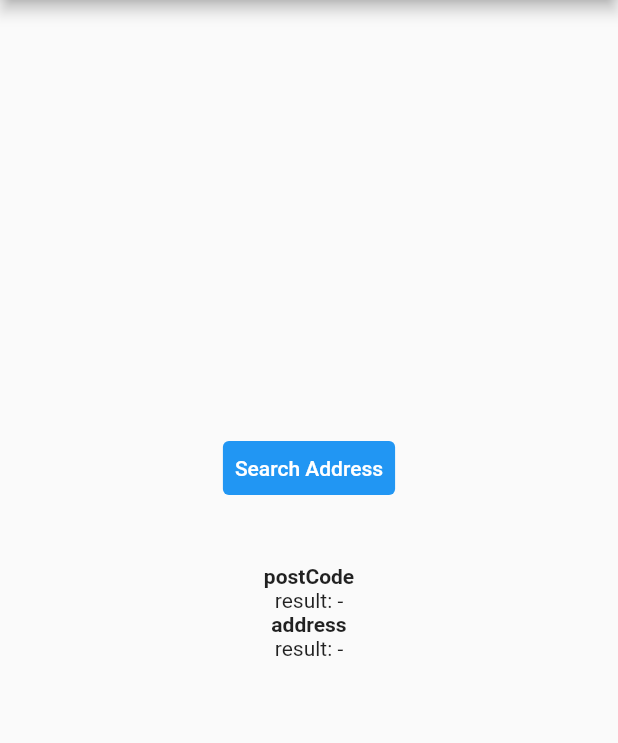
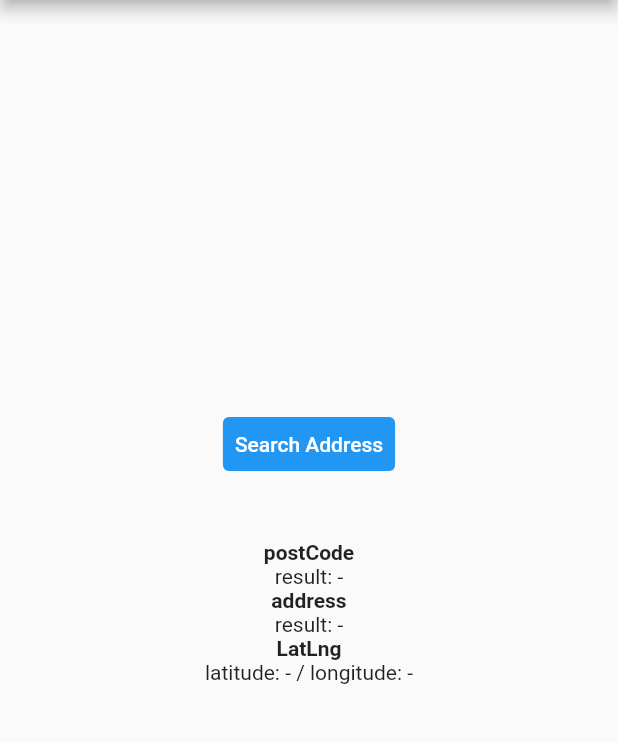
Before and after one commit to TykanN/kpostal, a Flutter app: the screen it shows after launch, on a phone screen of 412 x 824 dp, the part 84-827 px from its top. Run offline on Flutter 3.47's test engine with Material 2 defaults, Android fonts, the phone set to English and light mode, and no system bars; our stand-ins replace geocoding, webview_flutter; missing offline and left inert: flutter_inappwebview.

Commit message:
경위도 지오코딩 추가

```diff
--- a/example/lib/main.dart
+++ b/example/lib/main.dart
@@ -31,6 +31,8 @@ class MyHomePage extends StatefulWidget {
 class _MyHomePageState extends State<MyHomePage> {
   String postCode = '-';
   String address = '-';
+  String latitude = '-';
+  String longitude = '-';
 
   @override
   Widget build(BuildContext context) {
@@ -55,6 +57,8 @@ class _MyHomePageState extends State<MyHomePage> {
                         setState(() {
                           this.postCode = result.postCode;
                           this.address = result.address;
+                          this.latitude = result.latitude.toString();
+                          this.longitude = result.longitude.toString();
                         });
                       },
                     ),
@@ -79,9 +83,12 @@ class _MyHomePageState extends State<MyHomePage> {
                   Text('address',
                       style: TextStyle(fontWeight: FontWeight.bold)),
                   Text('result: ${this.address}'),
+                  Text('LatLng', style: TextStyle(fontWeight: FontWeight.bold)),
+                  Text(
+                      'latitude: ${this.latitude} / longitude: ${this.longitude}'),
                 ],
               ),
-            )
+            ),
           ],
         ),
       ),
--- a/lib/src/kpostal_model.dart
+++ b/lib/src/kpostal_model.dart
@@ -1,3 +1,5 @@
+import 'package:geocoding/geocoding.dart';
+
 class Kpostal {
   /// 국가기초구역번호. 2015년 8월 1일부터 시행된 새 우편번호.
   final String postCode;
@@ -74,6 +76,12 @@ class Kpostal {
   /// 검색 결과에서 사용자가 선택한 주소의 언어 타입: K(한글주소), E(영문주소)
   final String userLanguageType;
 
+  /// 위도
+  late double? latitude;
+
+  /// 경도
+  late double? longitude;
+
   Kpostal({
     required this.postCode,
     required this.address,
@@ -100,6 +108,8 @@ class Kpostal {
     required this.query,
     required this.userSelectedType,
     required this.userLanguageType,
+    this.latitude,
+    this.longitude,
   });
 
   factory Kpostal.fromJson(Map json) => Kpostal(
@@ -130,6 +140,11 @@ class Kpostal {
         userLanguageType: json['userLanguageType'] as String,
       );
 
+  @override
+  String toString() {
+    return "($postCode, $address)";
+  }
+
   /// 유저가 화면에서 선택한 주소를 그대로 return합니다.
   String get userSelectedAddress {
     if (this.userSelectedType == 'J') {
@@ -139,4 +154,7 @@ class Kpostal {
     if (this.userLanguageType == 'E') return this.roadAddressEng;
     return this.roadAddress;
   }
+
+  Future<Location> get latLng async =>
+      (await locationFromAddress(roadAddress, localeIdentifier: 'ko-KR')).last;
 }
--- a/pubspec.yaml
+++ b/pubspec.yaml
@@ -1,6 +1,6 @@
 name: kpostal
 description: Kpostal package can search for Korean postal addresses using Kakao postcode service. This package is inspired by Kopo package that is discontinued.
-version: 0.2.0
+version: 0.3.0
 homepage: https://github.com/tykann/kpostal
 
 environment:
@@ -12,6 +12,7 @@ dependencies:
     sdk: flutter
   webview_flutter: ^2.0.10
   flutter_inappwebview: ^5.3.2
+  geocoding: ^2.0.1
 
 dev_dependencies:
   flutter_test:
```
Also changed, not shown: lib/kpostal.dart (+42 -3 lines), example/pubspec.lock, pubspec.lock, 4 other files.
